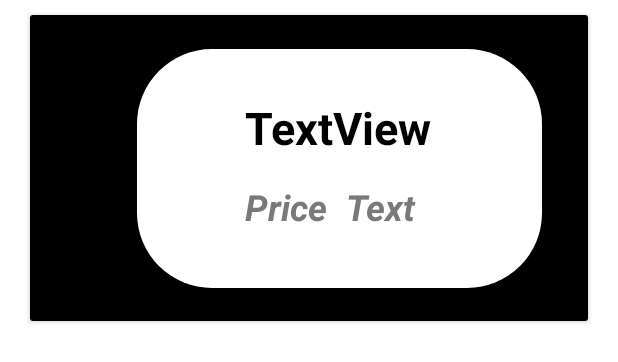
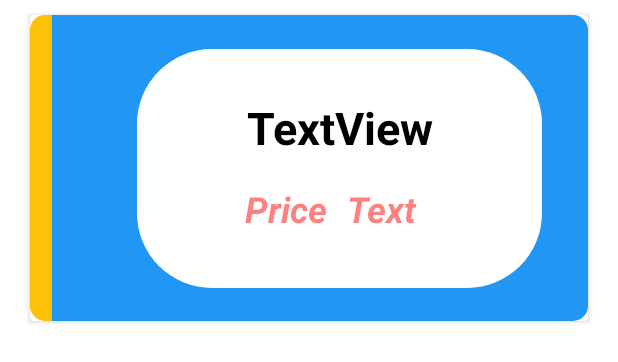
Before and after one commit to FzBlackduck/App-Likescanner, an Android app: the layout activity_product_list.xml on its own in the app's theme, with its tools: preview values and no code run, on a phone screen of 412 x 824 dp. Shown: the top 362 px of the screen. Run offline under Robolectric (Android 15) with nearby library versions, the phone set to English and light mode, and no system bars.

Commit message:
- layout starList

```diff
--- a/app/build.gradle
+++ b/app/build.gradle
@@ -155,6 +155,7 @@ dependencies {
     //Tabbar
     implementation 'com.ismaeldivita.chipnavigation:chip-navigation-bar:1.2.0'
 
+
 }
 
 configurations {
--- a/app/src/main/AndroidManifest.xml
+++ b/app/src/main/AndroidManifest.xml
@@ -59,8 +59,10 @@
 
         <activity
             android:name=".DetailProduct"
+            android:label="Detailproduct"
+            android:parentActivityName=".Showproduct"
             android:exported="true"
-            android:theme="@style/AppTheme">
+            android:theme="@style/AppThemeDetail">
         </activity>
 
 
--- a/app/src/main/java/com/example/CircleIndicator/ViewPagerAdapter.kt
+++ b/app/src/main/java/com/example/CircleIndicator/ViewPagerAdapter.kt
@@ -121,7 +121,7 @@ class ViewPagerAdapter(private val productList: ArrayList<Product>): RecyclerVie
                 override fun onDataChange(dataSnapshot: DataSnapshot) {
 
                     for (datas in dataSnapshot.children) {
-                        val star = datas.child("0/${di_name.text}/star").value.toString()
+                        val star = datas.child("${di_name.text}/star").value.toString()
                         if (star == "showstar") {
                             mDialogView.star_button.isLiked = true
                         }
@@ -165,7 +165,6 @@ class ViewPagerAdapter(private val productList: ArrayList<Product>): RecyclerVie
                     refupdate = FirebaseDatabase.getInstance().reference
                             .child("Product")
                             .child("subproduct")
-                            .child("0")
                             .child("${di_name.text}")
                     refupdate.updateChildren(map)
 
@@ -178,7 +177,6 @@ class ViewPagerAdapter(private val productList: ArrayList<Product>): RecyclerVie
                     refupdate2 = FirebaseDatabase.getInstance().reference
                             .child("Product")
                             .child("subproduct")
-                            .child("0")
                             .child("${di_name.text}")
                     refupdate2.updateChildren(map2)
 
--- a/app/src/main/java/com/example/workshop1/Showproduct.kt
+++ b/app/src/main/java/com/example/workshop1/Showproduct.kt
@@ -63,7 +63,7 @@ class Showproduct : AppCompatActivity(), BarcodeAdapter.OnBarcodeClickListner {
         val  bottomnavigationView: ChipNavigationBar = findViewById(R.id.tabbar)
 
         //bottomnavigationView.selectedItemId = R.id.home
-
+        bottomnavigationView.setItemSelected(R.id.list,true);
         bottomnavigationView.setOnItemSelectedListener(object:
             ChipNavigationBar.OnItemSelectedListener{
             override fun onItemSelected(id: Int) {
--- a/app/src/main/java/com/example/workshop1/StillImageActivity.kt
+++ b/app/src/main/java/com/example/workshop1/StillImageActivity.kt
@@ -140,6 +140,7 @@ class StillImageActivity : AppCompatActivity() {
 
     /**-------------------------------------------------------------------------------------*/
     val  bottomnavigationView: ChipNavigationBar = findViewById(R.id.tabbar)
+    bottomnavigationView.setItemSelected(R.id.scanbarcode,true);
     bottomnavigationView.setOnItemSelectedListener(object:
       ChipNavigationBar.OnItemSelectedListener{
       override fun onItemSelected(id: Int) {
--- /dev/null
+++ b/app/src/main/res/drawable/border.xml
@@ -0,0 +1,30 @@
+<?xml version="1.0" encoding="utf-8"?>
+<layer-list xmlns:android="http://schemas.android.com/apk/res/android">
+    <item
+        android:width="20dp"
+        >
+        <shape android:shape="rectangle">
+            <solid android:color="@color/yellow"/>
+            <corners
+                android:bottomLeftRadius="10dp"
+                android:bottomRightRadius="0dp"
+                android:topLeftRadius="10dp"
+                android:topRightRadius="0dp"
+                />
+        </shape>
+    </item>
+    <item
+        android:bottom="0dp"
+        android:left="15dp"
+        android:right="0dp"
+        android:top="0dp">
+        <shape android:shape="rectangle">
+            <solid android:color="@color/blue"/>
+            <corners
+                android:bottomLeftRadius="0dp"
+                android:bottomRightRadius="10dp"
+                android:topLeftRadius="0dp"
+                android:topRightRadius="10dp"/>
+        </shape>
+    </item>
+</layer-list>
--- a/app/src/main/res/layout/activity_list_detailproduct.xml
+++ b/app/src/main/res/layout/activity_list_detailproduct.xml
@@ -7,8 +7,8 @@
 
     <ImageView
         android:id="@+id/image_list_detail"
-        android:layout_width="424dp"
-        android:layout_height="244dp"
+        android:layout_width="384dp"
+        android:layout_height="228dp"
         android:layout_marginTop="16dp"
         app:layout_constraintEnd_toEndOf="parent"
         app:layout_constraintStart_toStartOf="parent"
--- a/app/src/main/res/layout/activity_product_list.xml
+++ b/app/src/main/res/layout/activity_product_list.xml
@@ -17,7 +17,7 @@
         <LinearLayout
             android:layout_width="match_parent"
             android:layout_height="match_parent"
-            android:background="@color/black" />
+            android:background="@drawable/border" />
 
         <androidx.constraintlayout.widget.ConstraintLayout
             android:layout_width="match_parent"
@@ -48,15 +48,17 @@
 
                 <TextView
                     android:id="@+id/name"
-                    android:layout_width="wrap_content"
-                    android:layout_height="wrap_content"
-                    android:layout_marginStart="72dp"
-                    android:layout_marginLeft="72dp"
+                    android:layout_width="143dp"
+                    android:layout_height="42dp"
+                    android:layout_marginStart="92dp"
                     android:layout_marginTop="32dp"
+                    android:layout_marginEnd="53dp"
                     android:text="TextView"
-                    android:textStyle="bold"
                     android:textColor="@color/black"
                     android:textSize="30sp"
+                    android:textStyle="bold"
+                    app:layout_constraintEnd_toEndOf="parent"
+                    app:layout_constraintHorizontal_bias="1.0"
                     app:layout_constraintStart_toStartOf="parent"
                     app:layout_constraintTop_toTopOf="parent" />
 
@@ -65,36 +67,35 @@
                     android:layout_width="54dp"
                     android:layout_height="34dp"
                     android:layout_marginStart="12dp"
-                    android:layout_marginLeft="12dp"
                     android:layout_marginTop="13dp"
                     android:layout_marginEnd="76dp"
-                    android:layout_marginRight="76dp"
                     android:layout_marginBottom="25dp"
                     android:text="TextView"
-                    android:textColor="@color/barcode_field_value"
+                    android:textColor="@color/redTransparent"
                     android:textSize="24sp"
                     android:textStyle="bold|italic"
                     app:layout_constraintBottom_toBottomOf="parent"
                     app:layout_constraintEnd_toEndOf="parent"
+                    app:layout_constraintHorizontal_bias="1.0"
                     app:layout_constraintStart_toEndOf="@+id/textView"
                     app:layout_constraintTop_toBottomOf="@+id/name"
-                    app:layout_constraintVertical_bias="0.2" />
+                    app:layout_constraintVertical_bias="0.23" />
 
                 <TextView
                     android:id="@+id/textView"
                     android:layout_width="0dp"
                     android:layout_height="32dp"
                     android:layout_marginStart="72dp"
-                    android:layout_marginLeft="72dp"
                     android:layout_marginTop="16dp"
                     android:layout_marginBottom="39dp"
                     android:text="Price"
-                    android:textColor="@color/barcode_field_value"
+                    android:textColor="@color/redTransparent"
                     android:textSize="24sp"
                     android:textStyle="bold|italic"
                     app:layout_constraintBottom_toBottomOf="parent"
                     app:layout_constraintStart_toStartOf="parent"
-                    app:layout_constraintTop_toBottomOf="@+id/name" />
+                    app:layout_constraintTop_toBottomOf="@+id/name"
+                    app:layout_constraintVertical_bias="0.0" />
 
 
             </androidx.constraintlayout.widget.ConstraintLayout>
--- a/app/src/main/res/layout/activity_product_recyclerview.xml
+++ b/app/src/main/res/layout/activity_product_recyclerview.xml
@@ -4,13 +4,13 @@
     xmlns:tools="http://schemas.android.com/tools"
     android:layout_width="match_parent"
     android:layout_height="match_parent"
-    android:background="@color/black"
+    android:background="@color/white"
     tools:context=".Showproduct">
 
     <androidx.recyclerview.widget.RecyclerView
         android:id="@+id/recyclerView"
-        android:layout_width="416dp"
-        android:layout_height="753dp"
+        android:layout_width="413dp"
+        android:layout_height="726dp"
         android:layout_marginTop="20dp"
         android:layout_marginEnd="8dp"
         android:layout_marginBottom="8dp"
--- a/app/src/main/res/values/colors.xml
+++ b/app/src/main/res/values/colors.xml
@@ -20,5 +20,9 @@
     <color name="star">#1194AA</color>
 
 
+    <color name="yellow">#FFC107</color>
+    <color name="blue">#2196F3</color>
+
+
 
 </resources>
--- a/app/src/main/res/values/styles.xml
+++ b/app/src/main/res/values/styles.xml
@@ -9,4 +9,7 @@
       <item name = "android:windowEnterAnimation">@anim/slide_up</item>
       <item name = "android:windowExitAnimation">@anim/slide_buttom</item>
   </style>
+
+    <style name="AppThemeDetail" parent="Theme.MaterialComponents.Light"/>
+
 </resources>
```
Also changed, not shown: app/src/main/java/com/example/starproduct/StarproductAdapter.kt (+20 -6 lines), app/src/main/java/com/example/workshop1/DetailProduct.kt (+8 -0 lines), app/src/main/java/com/example/workshop1/MainActivity.kt (+3 -4 lines), app/src/main/java/com/example/workshop1/StarList.kt (+131 -27 lines), app/src/main/res/layout/activity_detailproduct.xml (+13 -15 lines), app/src/main/res/layout/activity_star_list.xml (+35 -25 lines), app/src/main/res/layout/activity_star_recyclerview.xml (+8 -9 lines).
